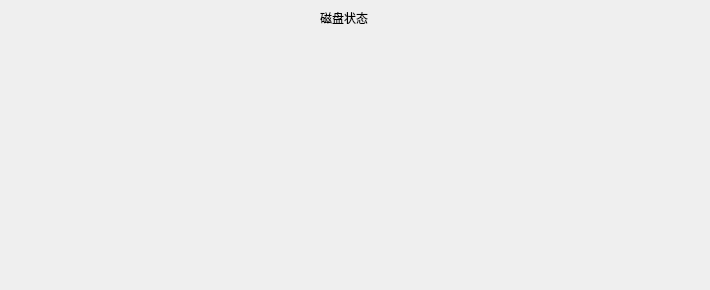
The window that disk/disk.ui (Clarencexiehang/Analog_Operating_System) describes before a commit, drawn with Qt 5.
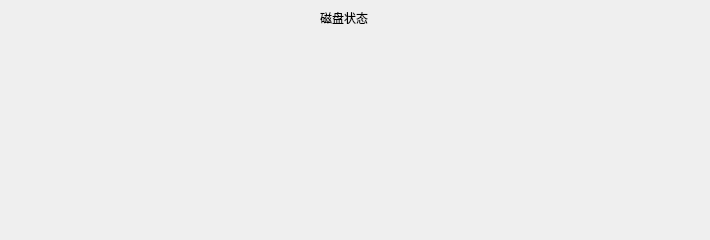
The same window after the commit.

Patch:
```diff
--- a/disk/disk.ui
+++ b/disk/disk.ui
@@ -7,13 +7,13 @@
     <x>0</x>
     <y>0</y>
     <width>710</width>
-    <height>290</height>
+    <height>240</height>
    </rect>
   </property>
   <property name="minimumSize">
    <size>
     <width>710</width>
-    <height>290</height>
+    <height>240</height>
    </size>
   </property>
   <property name="windowTitle">
```
